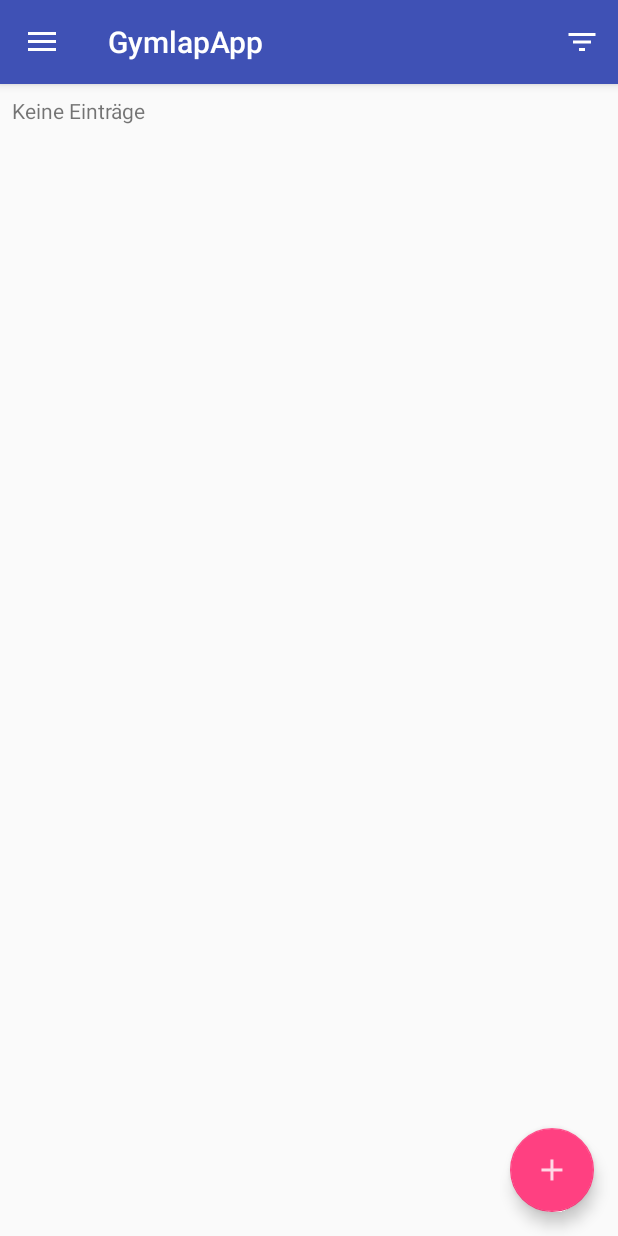
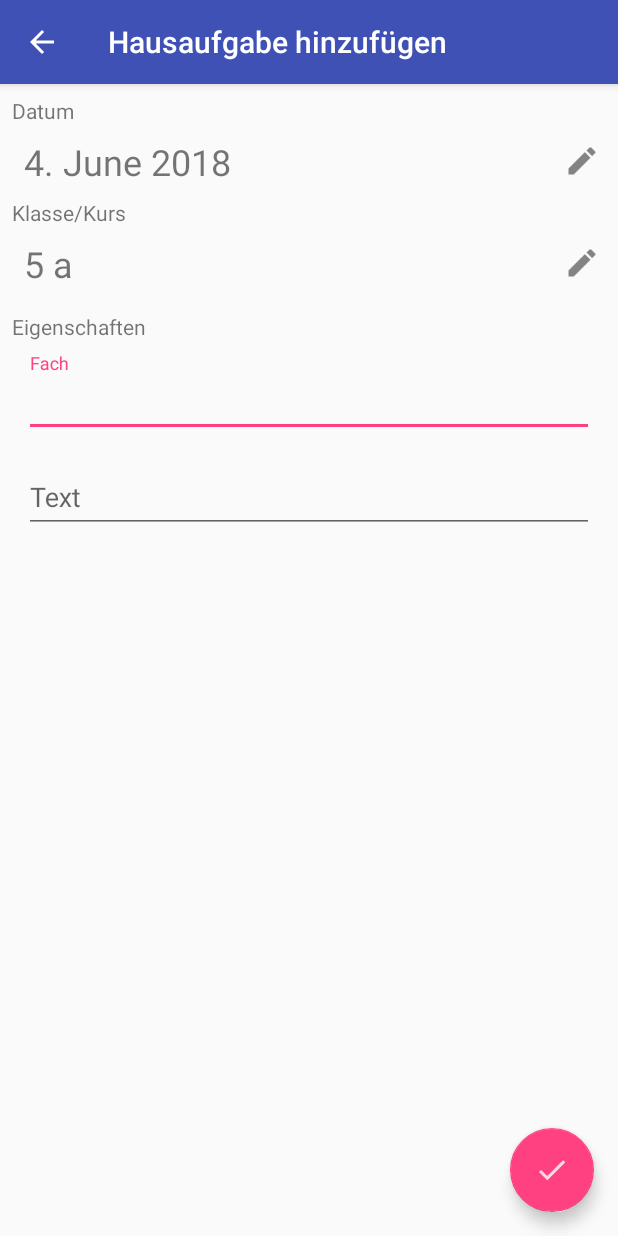
Before and after one commit to P-Seminar-2017/GymlapApp, an Android app: the fragment HausaufgabenFragment placed in its activity, after a tap on an icon or button, on a phone screen of 412 x 824 dp. Run offline under Robolectric (Android 15) with nearby library versions, the phone set to English and light mode, and no system bars; 2 statements that could not run were skipped.

Commit message:
Implemented adding new homeworks

```diff
--- a/app/src/main/AndroidManifest.xml
+++ b/app/src/main/AndroidManifest.xml
@@ -25,6 +25,9 @@
         <activity
             android:name=".Stundenplan.AddHourActivity"
             android:parentActivityName=".MainActivity" />
+        <activity
+            android:name=".HausaufgabenPlaner.AddHomeworkActivity"
+            android:parentActivityName=".MainActivity" />
 
         <!-- google maps (KEY ONLY FOR TESTING) TODO: Add secure api key for release -->
 
--- /dev/null
+++ b/app/src/main/java/de/gymnasium_lappersdorf/gymlapapp/HausaufgabenPlaner/AddHomeworkActivity.java
@@ -0,0 +1,256 @@
+package de.gymnasium_lappersdorf.gymlapapp.HausaufgabenPlaner;
+
+import android.app.DatePickerDialog;
+import android.content.DialogInterface;
+import android.content.Intent;
+import android.os.Bundle;
+import android.support.annotation.Nullable;
+import android.support.design.widget.TextInputEditText;
+import android.support.v7.app.AlertDialog;
+import android.support.v7.app.AppCompatActivity;
+import android.view.LayoutInflater;
+import android.view.MenuItem;
+import android.view.View;
+import android.widget.ArrayAdapter;
+import android.widget.DatePicker;
+import android.widget.EditText;
+import android.widget.NumberPicker;
+import android.widget.Spinner;
+import android.widget.TextView;
+import android.widget.Toast;
+
+import java.util.Arrays;
+import java.util.Calendar;
+import java.util.Locale;
+
+import de.gymnasium_lappersdorf.gymlapapp.R;
+
+/**
+ * 03.06.2018 | created by Lukas S
+ */
+
+public class AddHomeworkActivity extends AppCompatActivity implements NumberPicker.OnValueChangeListener {
+    private static final String[] KLASSEN_ARRAY = new String[]{"a", "b", "c", "d"};
+
+    private TextView textViewDate, textViewKlasse;
+    private TextInputEditText textInputFach, textInputText;
+
+    private AlertDialog dialogKlasse;
+    private NumberPicker stufenPicker;
+    private Spinner klasseSpinner;
+    private EditText stufenEdittext;
+
+    private Hausaufgabe newHomework;
+
+    //Database
+    private HausaufgabenDatabaseHandler dbh;
+
+    @Override
+    public void onCreate(@Nullable Bundle savedInstanceState) {
+        super.onCreate(savedInstanceState);
+        setContentView(R.layout.activity_add_homework);
+
+        setTitle("Hausaufgabe hinzufügen");
+
+        textViewDate = findViewById(R.id.textview_date);
+        textViewKlasse = findViewById(R.id.textview_klasse);
+        textInputFach = findViewById(R.id.homework_input_fach);
+        textInputText = findViewById(R.id.homework_input_text);
+
+        Calendar calendar = Calendar.getInstance();
+        calendar.add(Calendar.DAY_OF_MONTH, 1);
+        newHomework = new Hausaufgabe(null, null, calendar.getTimeInMillis(), 5, "a", Hausaufgabe.Types.DATE);
+
+        dbh = new HausaufgabenDatabaseHandler(this);
+        updateLabels();
+
+        createClassSelectionDialog();
+    }
+
+    public void onClickDate(View v) {
+        datePicker();
+    }
+
+    public void onClickKlasse(View v) {
+        showClassSelectionDialog();
+    }
+
+    public void onSubmit(View v) {
+
+        if (checkInputs()) {
+
+            newHomework.setFach(textInputFach.getText().toString().trim());
+            newHomework.setText(textInputText.getText().toString().trim());
+
+            //Add new homework to database
+            long id = dbh.addHomework(newHomework);
+            Intent dataIntent = new Intent();
+            dataIntent.putExtra("HW_ID", id);
+
+            setResult(RESULT_OK, dataIntent);
+
+            finish();
+        }
+
+    }
+
+    private void datePicker() {
+        DatePickerDialog dialog = new DatePickerDialog(this, new DatePickerDialog.OnDateSetListener() {
+
+            @Override
+            public void onDateSet(DatePicker datePicker, int year, int month, int dayOfMonth) {
+                Calendar cal = Calendar.getInstance();
+                cal.set(year, month, dayOfMonth, 7, 30);
+                newHomework.setTimestamp(cal.getTimeInMillis());
+                updateLabels();
+            }
+
+        }, Calendar.getInstance().get(Calendar.YEAR), Calendar.getInstance().get(Calendar.MONTH), Calendar.getInstance().get(Calendar.DAY_OF_MONTH) + 1);
+
+        dialog.show();
+    }
+
+    //creating dialog once for better performance
+    private void createClassSelectionDialog() {
+
+        AlertDialog.Builder d = new AlertDialog.Builder(this);
+        LayoutInflater inflater = this.getLayoutInflater();
+        View dialogView = inflater.inflate(R.layout.homework_filter_dialog, null);
+        d.setTitle("Deine Klasse");
+        d.setView(dialogView);
+
+        stufenPicker = dialogView.findViewById(R.id.filter_numberpicker);
+        stufenPicker.setMaxValue(12);
+        stufenPicker.setMinValue(5);
+        stufenPicker.setWrapSelectorWheel(false);
+        stufenPicker.setOnValueChangedListener(this);
+
+        klasseSpinner = dialogView.findViewById(R.id.filter_spinner);
+        ArrayAdapter<CharSequence> adapter = new ArrayAdapter<CharSequence>(this, android.R.layout.simple_spinner_item, KLASSEN_ARRAY);
+        adapter.setDropDownViewResource(android.R.layout.simple_spinner_dropdown_item);
+        klasseSpinner.setAdapter(adapter);
+
+        stufenEdittext = dialogView.findViewById(R.id.filter_edittext);
+
+        d.setPositiveButton("Fertig", new DialogInterface.OnClickListener() {
+            @Override
+            public void onClick(DialogInterface dialogInterface, int i) {
+                //Gets overwritten later
+            }
+        });
+
+        d.setNegativeButton("Zurück", new DialogInterface.OnClickListener() {
+            @Override
+            public void onClick(DialogInterface dialogInterface, int i) {
+            }
+        });
+
+        dialogKlasse = d.create();
+    }
+
+    private void showClassSelectionDialog() {
+        //Default values
+        stufenPicker.setValue(newHomework.getStufe());
+
+        if (newHomework.getStufe() < 11) {
+            klasseSpinner.setSelection(Arrays.asList(KLASSEN_ARRAY).indexOf(newHomework.getKurs()));
+            klasseSpinner.setVisibility(View.VISIBLE);
+            stufenEdittext.setVisibility(View.GONE);
+        } else {
+            klasseSpinner.setSelection(0);
+            stufenEdittext.setText(newHomework.getKurs());
+            klasseSpinner.setVisibility(View.GONE);
+            stufenEdittext.setVisibility(View.VISIBLE);
+        }
+
+        dialogKlasse.show();
+
+        //overriding submit button
+        dialogKlasse.getButton(AlertDialog.BUTTON_POSITIVE).setOnClickListener(new View.OnClickListener() {
+            @Override
+            public void onClick(View v) {
+                newHomework.setStufe(stufenPicker.getValue());
+
+                if (newHomework.getStufe() < 11) {
+                    newHomework.setKurs(KLASSEN_ARRAY[klasseSpinner.getSelectedItemPosition()]);
+                    updateLabels();
+                    dialogKlasse.dismiss();
+                } else {
+
+                    if (stufenEdittext.getText().toString().trim().equals("")) {
+                        //don't dismiss dialog because no string is given
+                        Toast.makeText(dialogKlasse.getContext(), "Kurs darf nicht leer sein", Toast.LENGTH_SHORT).show();
+                    } else {
+                        newHomework.setKurs(stufenEdittext.getText().toString().trim());
+                        updateLabels();
+                        dialogKlasse.dismiss();
+                    }
+
+                }
+            }
+        });
+
+    }
+
+    private void updateLabels() {
+        Calendar cal = Calendar.getInstance();
+        cal.setTimeInMillis(newHomework.getTimestamp());
+
+        //String tag = cal.getDisplayName(Calendar.DAY_OF_MONTH, Calendar.LONG, Locale.getDefault());
+        String monat = cal.getDisplayName(Calendar.MONTH, Calendar.LONG, Locale.getDefault());
+
+        textViewDate.setText(cal.get(Calendar.DAY_OF_MONTH) + ". " + monat + " " + cal.get(Calendar.YEAR));
+        textViewKlasse.setText(newHomework.getStufe() + " " + newHomework.getKurs());
+    }
+
+    @Override
+    public boolean onOptionsItemSelected(MenuItem item) {
+        switch (item.getItemId()) {
+            // Respond to the action bar's Up/Home button
+            case android.R.id.home:
+                finish();
+                return true;
+        }
+        return super.onOptionsItemSelected(item);
+    }
+
+    private boolean checkInputs() {
+
+        if (textInputFach.getText().toString().trim().equals("")) {
+            textInputFach.setError("Darf nicht leer sein");
+            return false;
+        } else {
+            textInputFach.setError(null);
+        }
+
+        if (textInputText.getText().toString().trim().equals("")) {
+            textInputText.setError("Darf nicht leer sein");
+            return false;
+        } else {
+            textInputFach.setError(null);
+        }
+
+        return true;
+    }
+
+    @Override
+    public void onValueChange(NumberPicker numberPicker, int oldVal, int newVal) {
+
+        if (oldVal != newVal) {
+
+            if (newVal > 10) {
+                klasseSpinner.setSelection(0);
+                klasseSpinner.setVisibility(View.GONE);
+                stufenEdittext.setVisibility(View.VISIBLE);
+                stufenEdittext.setText(null);
+            } else {
+                klasseSpinner.setVisibility(View.VISIBLE);
+                stufenEdittext.setVisibility(View.GONE);
+                stufenEdittext.setText(null);
+                dialogKlasse.setMessage(null);
+            }
+
+        }
+
+    }
+}
--- a/app/src/main/java/de/gymnasium_lappersdorf/gymlapapp/HausaufgabenPlaner/Hausaufgabe.java
+++ b/app/src/main/java/de/gymnasium_lappersdorf/gymlapapp/HausaufgabenPlaner/Hausaufgabe.java
@@ -114,7 +114,7 @@ public class Hausaufgabe {
     }
 
     public boolean isFromInternet() {
-        return internetId == -1;
+        return internetId != -1;
     }
 
     @Override
--- a/app/src/main/java/de/gymnasium_lappersdorf/gymlapapp/HausaufgabenPlaner/HausaufgabenDatabaseHandler.java
+++ b/app/src/main/java/de/gymnasium_lappersdorf/gymlapapp/HausaufgabenPlaner/HausaufgabenDatabaseHandler.java
@@ -151,7 +151,7 @@ public class HausaufgabenDatabaseHandler extends SQLiteOpenHelper {
     //removes an homework from the database
     public void deleteHomework(Hausaufgabe h) {
         SQLiteDatabase db = this.getWritableDatabase();
-        db.delete(DATABASE_TABLE, KEY_ID + "= ?", new String[]{String.valueOf(h.getDatabaseId())});
+        db.delete(DATABASE_TABLE, KEY_ID + " = ?", new String[]{String.valueOf(h.getDatabaseId())});
         db.close();
     }
 
--- a/app/src/main/java/de/gymnasium_lappersdorf/gymlapapp/HausaufgabenPlaner/HausaufgabenFragment.java
+++ b/app/src/main/java/de/gymnasium_lappersdorf/gymlapapp/HausaufgabenPlaner/HausaufgabenFragment.java
@@ -2,6 +2,7 @@ package de.gymnasium_lappersdorf.gymlapapp.HausaufgabenPlaner;
 
 import android.content.Context;
 import android.content.DialogInterface;
+import android.content.Intent;
 import android.net.ConnectivityManager;
 import android.net.NetworkInfo;
 import android.os.Bundle;
@@ -33,11 +34,16 @@ import java.util.Collections;
 
 import de.gymnasium_lappersdorf.gymlapapp.R;
 
+import static android.app.Activity.RESULT_OK;
+
 /**
  * 01.06.2018 | created by Lukas S
  */
 
 public class HausaufgabenFragment extends Fragment implements NumberPicker.OnValueChangeListener, Spinner.OnItemSelectedListener {
+    private static final int REQUEST_ID = 1;
+    private static final String[] KLASSEN_ARRAY = new String[]{"Alle", "a", "b", "c", "d"};
+
     private View v;
     private RecyclerView recyclerView;
     private HomeworkRvAdapter homeworkRvAdapter;
@@ -52,7 +58,6 @@ public class HausaufgabenFragment extends Fragment implements NumberPicker.OnVal
     private OnlineSQLHandler onlineSQLHandler;
 
     private ArrayList<Hausaufgabe> homeworks; //enthält zurzeit alle hausaufgaben, auch aus der database und abgeschlossene //TODO abgeschlossene hausaufgaben löschen
-    private ArrayList<Hausaufgabe> homeworksLocal; //vom user erstellt //TODO extra filter oder tab für vom user erstellte hausis
 
     //Dialog
     private AlertDialog filterDialog;
@@ -73,6 +78,7 @@ public class HausaufgabenFragment extends Fragment implements NumberPicker.OnVal
     public View onCreateView(LayoutInflater inflater, @Nullable ViewGroup container, Bundle savedInstanceState) {
         v = inflater.inflate(R.layout.fragment_homework, container, false);
         setHasOptionsMenu(true);
+        createFilterDialog();
         return v;
     }
 
@@ -80,7 +86,6 @@ public class HausaufgabenFragment extends Fragment implements NumberPicker.OnVal
     public void onCreateOptionsMenu(Menu menu, MenuInflater inflater) {
         menu.clear();
         inflater.inflate(R.menu.homework_menu, menu);
-        createFilterDialog();
         super.onCreateOptionsMenu(menu, inflater);
     }
 
@@ -110,12 +115,12 @@ public class HausaufgabenFragment extends Fragment implements NumberPicker.OnVal
         fab.setOnClickListener(new View.OnClickListener() {
             @Override
             public void onClick(View view) {
-                //TODO
+                Intent i = new Intent(getActivity(), AddHomeworkActivity.class);
+                startActivityForResult(i, REQUEST_ID);
             }
         });
 
         homeworks = new ArrayList<>();
-        homeworksLocal = new ArrayList<>();
 
         refreshLayout = v.findViewById(R.id.swiperefresh_homework);
         recyclerView = v.findViewById(R.id.homework_rv);
@@ -161,13 +166,13 @@ public class HausaufgabenFragment extends Fragment implements NumberPicker.OnVal
         itemTouchHelper.attachToRecyclerView(recyclerView);
 
         stufe = 5;
-        klasse = getResources().getStringArray(R.array.klassen)[0];
+        klasse = KLASSEN_ARRAY[0];
 
         //Database
         dbh = new HausaufgabenDatabaseHandler(v.getContext());
 
         if (dbh.getHomeworkCount() > 0) {
-            //load content of db
+            //load content of db //TODO async
             Hausaufgabe[] hw_db = dbh.getAllHomeworks();
 
             Collections.addAll(homeworks, hw_db);
@@ -205,18 +210,42 @@ public class HausaufgabenFragment extends Fragment implements NumberPicker.OnVal
             }
 
             stufe = newVal;
+            filter(stufe, klasse);
         }
     }
 
     //Spinner
     @Override
     public void onItemSelected(AdapterView<?> adapterView, View view, int pos, long id) {
-        klasse = getResources().getStringArray(R.array.klassen)[pos];
+        klasse = KLASSEN_ARRAY[pos];
+        filter(stufe, klasse);
     }
 
     //Spinner
     @Override
     public void onNothingSelected(AdapterView<?> adapterView) {
+    }
+
+    //Adding new homework to "homeworks"
+    @Override
+    public void onActivityResult(int requestCode, int resultCode, Intent data) {
+
+        if (requestCode == REQUEST_ID) {
+
+            if (resultCode == RESULT_OK) {
+                long id = data.getExtras().getLong("HW_ID");
+
+                Hausaufgabe temp = dbh.getHomework(id);
+
+                homeworks.add(temp);
+
+                stufe = temp.getStufe();
+                klasse = temp.getKurs();
+
+                filter(stufe, klasse);
+            }
+
+        }
     }
 
     //creating dialog once for better performance
@@ -235,7 +264,7 @@ public class HausaufgabenFragment extends Fragment implements NumberPicker.OnVal
         stufenPicker.setOnValueChangedListener(this);
 
         klasseSpinner = dialogView.findViewById(R.id.filter_spinner);
-        ArrayAdapter<CharSequence> adapter = ArrayAdapter.createFromResource(v.getContext(), R.array.klassen, android.R.layout.simple_spinner_item);
+        ArrayAdapter<CharSequence> adapter = new ArrayAdapter<CharSequence>(v.getContext(), android.R.layout.simple_spinner_item, KLASSEN_ARRAY);
         adapter.setDropDownViewResource(android.R.layout.simple_spinner_dropdown_item);
         klasseSpinner.setAdapter(adapter);
         klasseSpinner.setOnItemSelectedListener(this);
@@ -244,7 +273,7 @@ public class HausaufgabenFragment extends Fragment implements NumberPicker.OnVal
             @Override
             public void onClick(DialogInterface dialogInterface, int i) {
                 stufe = stufenPicker.getValue();
-                klasse = getResources().getStringArray(R.array.klassen)[klasseSpinner.getSelectedItemPosition()];
+                klasse = KLASSEN_ARRAY[klasseSpinner.getSelectedItemPosition()];
                 filter(stufe, klasse);
             }
         });
@@ -276,7 +305,7 @@ public class HausaufgabenFragment extends Fragment implements NumberPicker.OnVal
     private void showFilterDialog() {
         //Default values
         stufenPicker.setValue(stufe);
-        klasseSpinner.setSelection(Arrays.asList(getResources().getStringArray(R.array.klassen)).indexOf(klasse));
+        klasseSpinner.setSelection(Arrays.asList(KLASSEN_ARRAY).indexOf(klasse));
 
         filterDialog.show();
     }
@@ -384,7 +413,7 @@ public class HausaufgabenFragment extends Fragment implements NumberPicker.OnVal
 
         for (int i = 0; i < homeworks.size(); i++) {
 
-            if (klasse.equals(getResources().getStringArray(R.array.klassen)[0])) {
+            if (klasse.equals(KLASSEN_ARRAY[0])) {
                 //Alle sind ausgewählt
 
                 if (stufe == homeworks.get(i).getStufe() && !homeworks.get(i).isDone()) {
@@ -410,8 +439,9 @@ public class HausaufgabenFragment extends Fragment implements NumberPicker.OnVal
         ArrayList<Hausaufgabe> temp_new_items = new ArrayList<>();
 
         stufe = 5;
-        klasse = getResources().getStringArray(R.array.klassen)[0];
+        klasse = KLASSEN_ARRAY[0];
 
+        //TODO currently displays all homeworks -> used for "dev" dialog -> on release change to filter(..., ...);
         for (int i = 0; i < homeworks.size(); i++) {
 
             if (!homeworks.get(i).isDone()) {
--- a/app/src/main/java/de/gymnasium_lappersdorf/gymlapapp/HausaufgabenPlaner/HausaufgabenItemView.java
+++ b/app/src/main/java/de/gymnasium_lappersdorf/gymlapapp/HausaufgabenPlaner/HausaufgabenItemView.java
@@ -65,7 +65,7 @@ public class HausaufgabenItemView extends LinearLayout {
         }
 
         viewFach.setText(hw.getFach());
-        viewKlasseStufe.setText(hw.getStufe() + " | " + hw.getKurs());
+        viewKlasseStufe.setText(hw.getStufe() + " | " + hw.getKurs() + " | " + (hw.isFromInternet() ? "Internet" : "Lokal"));
         viewHausaufgaben.setText(hw.getText());
     }
 
--- /dev/null
+++ b/app/src/main/res/layout/activity_add_homework.xml
@@ -0,0 +1,145 @@
+<?xml version="1.0" encoding="utf-8"?>
+<RelativeLayout xmlns:android="http://schemas.android.com/apk/res/android"
+    android:layout_width="match_parent"
+    android:layout_height="match_parent"
+    android:orientation="vertical">
+
+    <TextView
+        android:id="@+id/textview_date_heading"
+        android:layout_width="match_parent"
+        android:layout_height="wrap_content"
+        android:layout_margin="8dp"
+        android:text="Datum" />
+
+    <RelativeLayout
+        android:id="@+id/date_wrapper"
+        android:layout_width="match_parent"
+        android:layout_height="wrap_content"
+        android:layout_below="@id/textview_date_heading"
+        android:background="?selectableItemBackgroundBorderless"
+        android:clickable="true"
+        android:focusable="true"
+        android:onClick="onClickDate">
+
+        <TextView
+            android:id="@+id/textview_date"
+            android:layout_width="wrap_content"
+            android:layout_height="wrap_content"
+            android:layout_marginStart="16dp"
+            android:text="28. September 2018"
+            android:textSize="24sp" />
+
+        <ImageView
+            android:layout_width="wrap_content"
+            android:layout_height="wrap_content"
+            android:layout_alignParentEnd="true"
+            android:layout_marginEnd="8dp"
+            android:contentDescription="Edit date"
+            android:scaleX="0.75"
+            android:scaleY="0.75"
+            android:src="@drawable/edit" />
+
+    </RelativeLayout>
+
+    <TextView
+        android:id="@+id/textview_klasse_heading"
+        android:layout_width="match_parent"
+        android:layout_height="wrap_content"
+        android:layout_below="@id/date_wrapper"
+        android:layout_margin="8dp"
+        android:text="Klasse/Kurs" />
+
+    <RelativeLayout
+        android:id="@+id/klasse_wrapper"
+        android:layout_width="match_parent"
+        android:layout_height="wrap_content"
+        android:layout_below="@id/textview_klasse_heading"
+        android:background="?selectableItemBackgroundBorderless"
+        android:clickable="true"
+        android:focusable="true"
+        android:onClick="onClickKlasse">
+
+        <TextView
+            android:id="@+id/textview_klasse"
+            android:layout_width="wrap_content"
+            android:layout_height="wrap_content"
+            android:layout_marginStart="16dp"
+            android:text="10 a"
+            android:textSize="24sp" />
+
+        <ImageView
+            android:layout_width="wrap_content"
+            android:layout_height="wrap_content"
+            android:layout_alignParentEnd="true"
+            android:layout_marginEnd="8dp"
+            android:contentDescription="Edit date"
+            android:scaleX="0.75"
+            android:scaleY="0.75"
+            android:src="@drawable/edit" />
+
+    </RelativeLayout>
+
+    <TextView
+        android:id="@+id/textview_settings_heading"
+        android:layout_width="match_parent"
+        android:layout_height="wrap_content"
+        android:layout_below="@id/klasse_wrapper"
+        android:layout_marginStart="8dp"
+        android:layout_marginTop="16dp"
+        android:text="Eigenschaften" />
+
+    <LinearLayout
+        android:id="@+id/homework_input_wrapper"
+        android:layout_width="match_parent"
+        android:layout_height="match_parent"
+        android:layout_below="@id/textview_settings_heading"
+        android:layout_marginTop="8dp"
+        android:orientation="vertical">
+
+        <android.support.design.widget.TextInputLayout
+            android:layout_width="match_parent"
+            android:layout_height="wrap_content"
+            android:layout_marginEnd="16dp"
+            android:layout_marginStart="16dp">
+
+            <android.support.design.widget.TextInputEditText
+                android:id="@+id/homework_input_fach"
+                android:layout_width="match_parent"
+                android:layout_height="wrap_content"
+                android:hint="Fach"
+                android:inputType="text"
+                android:maxLength="20" />
+
+        </android.support.design.widget.TextInputLayout>
+
+        <android.support.design.widget.TextInputLayout
+            android:layout_width="match_parent"
+            android:layout_height="wrap_content"
+            android:layout_marginEnd="16dp"
+            android:layout_marginStart="16dp"
+            android:layout_marginTop="8dp">
+
+            <android.support.design.widget.TextInputEditText
+                android:id="@+id/homework_input_text"
+                android:layout_width="match_parent"
+                android:layout_height="wrap_content"
+                android:hint="Text"
+                android:inputType="textCapSentences|textMultiLine"
+                android:maxLength="2000"
+                android:maxLines="4" />
+
+        </android.support.design.widget.TextInputLayout>
+
+    </LinearLayout>
+
+    <android.support.design.widget.FloatingActionButton
+        android:layout_width="wrap_content"
+        android:layout_height="wrap_content"
+        android:layout_alignParentBottom="true"
+        android:layout_alignParentEnd="true"
+        android:layout_margin="16dp"
+        android:elevation="6dp"
+        android:onClick="onSubmit"
+        android:src="@drawable/check" />
+
+</RelativeLayout>
--- a/app/src/main/res/values/strings.xml
+++ b/app/src/main/res/values/strings.xml
@@ -14,11 +14,4 @@
         <item>Donnerstag</item>
         <item>Freitag</item>
     </string-array>
-    <string-array name="klassen">
-        <item>Alle</item>
-        <item>a</item>
-        <item>b</item>
-        <item>c</item>
-        <item>d</item>
-    </string-array>
 </resources>
```
Also changed, not shown: app/src/main/res/layout/homework_filter_dialog.xml (+15 -5 lines).
